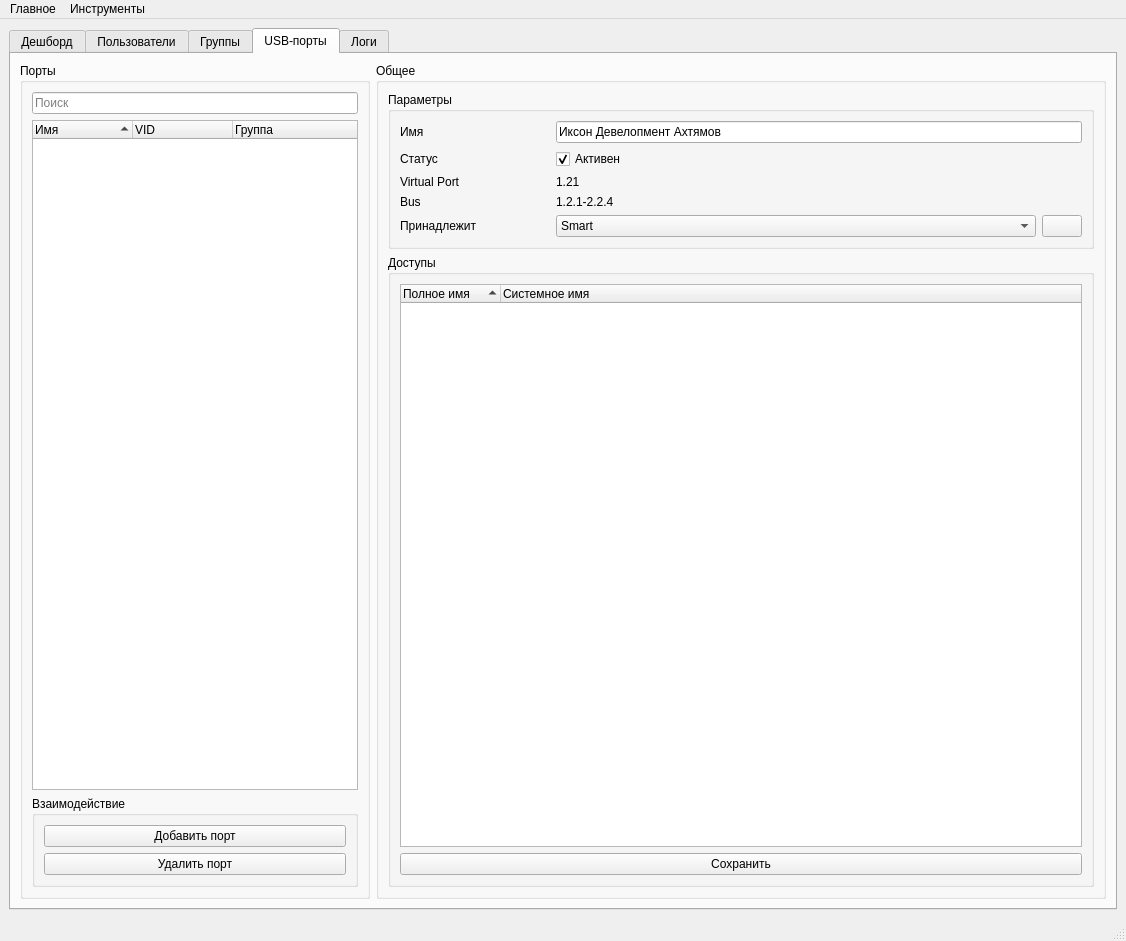
Above: hubm_admin_panel/ui/ui_main.ui from PrintLine512/hubM-Admin-Panel before the change. Below: the same form after it.
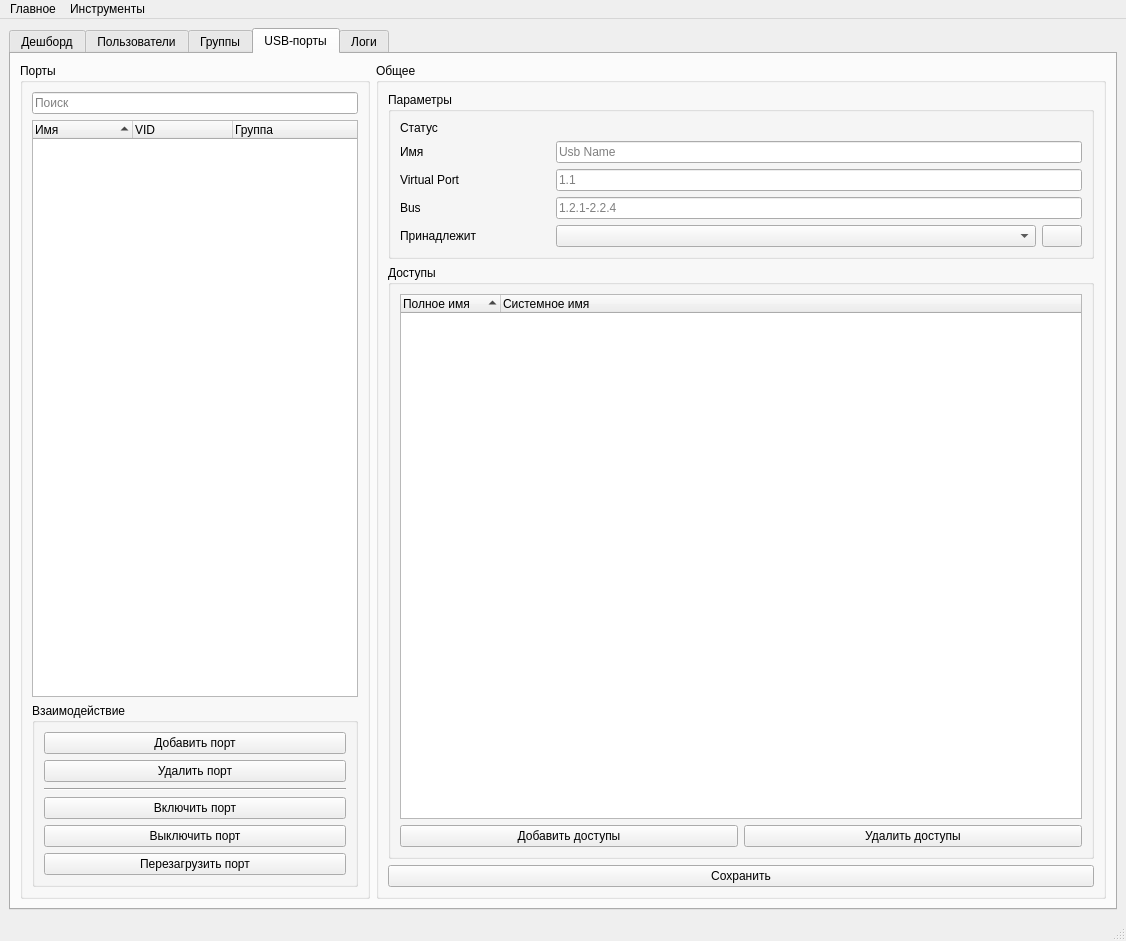
That is the form after the change. The open tabs and pages were chosen to show the change. Icons and pictures are not drawn.

The edit to the form file:
```diff
--- a/hubm_admin_panel/ui/ui_main.ui
+++ b/hubm_admin_panel/ui/ui_main.ui
@@ -1749,6 +1749,9 @@
                 <attribute name="headerShowSortIndicator" stdset="0">
                  <bool>true</bool>
                 </attribute>
+                <attribute name="headerStretchLastSection">
+                 <bool>true</bool>
+                </attribute>
                 <column>
                  <property name="text">
                   <string>Полное имя</string>
@@ -1761,12 +1764,26 @@
                 </column>
                </widget>
               </item>
-              <item row="1" column="0">
-               <widget class="QPushButton" name="btn_usb_save">
-                <property name="text">
-                 <string>Сохранить</string>
+              <item row="2" column="0">
+               <layout class="QHBoxLayout" name="horizontalLayout_2">
+                <property name="topMargin">
+                 <number>0</number>
                 </property>
-               </widget>
+                <item>
+                 <widget class="QPushButton" name="btn_usb_permission_add">
+                  <property name="text">
+                   <string>Добавить доступы</string>
+                  </property>
+                 </widget>
+                </item>
+                <item>
+                 <widget class="QPushButton" name="btn_usb_permission_remove">
+                  <property name="text">
+                   <string>Удалить доступы</string>
+                  </property>
+                 </widget>
+                </item>
+               </layout>
               </item>
              </layout>
             </widget>
@@ -1807,7 +1824,7 @@
               <bool>false</bool>
              </property>
              <layout class="QGridLayout" name="gridLayout_3">
-              <item row="0" column="0">
+              <item row="1" column="0">
                <widget class="QFrame" name="frame_11">
                 <layout class="QHBoxLayout" name="horizontalLayout_21">
                  <property name="leftMargin">
@@ -1844,14 +1861,17 @@
                     </sizepolicy>
                    </property>
                    <property name="text">
-                    <string>Иксон Девелопмент Ахтямов</string>
+                    <string/>
+                   </property>
+                   <property name="placeholderText">
+                    <string>Usb Name</string>
                    </property>
                   </widget>
                  </item>
                 </layout>
                </widget>
               </item>
-              <item row="3" column="0">
+              <item row="5" column="0">
                <widget class="QFrame" name="frame_10">
                 <layout class="QHBoxLayout" name="_2">
                  <property name="leftMargin">
@@ -1880,14 +1900,14 @@
                   </widget>
                  </item>
                  <item>
-                  <widget class="QLabel" name="lb_usb_bus">
-                   <property name="sizePolicy">
-                    <sizepolicy hsizetype="MinimumExpanding" vsizetype="Preferred">
-                     <horstretch>0</horstretch>
-                     <verstretch>0</verstretch>
-                    </sizepolicy>
+                  <widget class="QLineEdit" name="le_usb_bus">
+                   <property name="enabled">
+                    <bool>true</bool>
                    </property>
                    <property name="text">
+                    <string/>
+                   </property>
+                   <property name="placeholderText">
                     <string>1.2.1-2.2.4</string>
                    </property>
                   </widget>
@@ -1895,60 +1915,7 @@
                 </layout>
                </widget>
               </item>
-              <item row="1" column="0">
-               <widget class="QFrame" name="frame_5">
-                <layout class="QHBoxLayout" name="horizontalLayout_10">
-                 <property name="leftMargin">
-                  <number>0</number>
-                 </property>
-                 <property name="topMargin">
-                  <number>0</number>
-                 </property>
-                 <property name="rightMargin">
-                  <number>0</number>
-                 </property>
-                 <property name="bottomMargin">
-                  <number>0</number>
-                 </property>
-                 <item>
-                  <widget class="QLabel" name="label_4">
-                   <property name="sizePolicy">
-                    <sizepolicy hsizetype="Minimum" vsizetype="Preferred">
-                     <horstretch>0</horstretch>
-                     <verstretch>0</verstretch>
-                    </sizepolicy>
-                   </property>
-                   <property name="minimumSize">
-                    <size>
-                     <width>150</width>
-                     <height>0</height>
-                    </size>
-                   </property>
-                   <property name="text">
-                    <string>Статус</string>
-                   </property>
-                  </widget>
-                 </item>
-                 <item>
-                  <widget class="QCheckBox" name="cb_usb_active">
-                   <property name="sizePolicy">
-                    <sizepolicy hsizetype="MinimumExpanding" vsizetype="Preferred">
-                     <horstretch>0</horstretch>
-                     <verstretch>0</verstretch>
-                    </sizepolicy>
-                   </property>
-                   <property name="text">
-                    <string>Активен</string>
-                   </property>
-                   <property name="checked">
-                    <bool>true</bool>
-                   </property>
-                  </widget>
-                 </item>
-                </layout>
-               </widget>
-              </item>
-              <item row="4" column="0">
+              <item row="6" column="0">
                <widget class="QFrame" name="frame_6">
                 <layout class="QHBoxLayout" name="horizontalLayout_11">
                  <property name="leftMargin">
@@ -1984,21 +1951,9 @@
                      <verstretch>0</verstretch>
                     </sizepolicy>
                    </property>
-                   <item>
-                    <property name="text">
-                     <string>Smart</string>
-                    </property>
-                   </item>
-                   <item>
-                    <property name="text">
-                     <string>Unistroy-Region</string>
-                    </property>
-                   </item>
-                   <item>
-                    <property name="text">
-                     <string>USKStandart</string>
-                    </property>
-                   </item>
+                   <property name="currentText">
+                    <string/>
+                   </property>
                   </widget>
                  </item>
                  <item>
@@ -2014,7 +1969,7 @@
                 </layout>
                </widget>
               </item>
-              <item row="2" column="0">
+              <item row="4" column="0">
                <widget class="QFrame" name="frame_9">
                 <layout class="QHBoxLayout" name="horizontalLayout_18">
                  <property name="leftMargin">
@@ -2043,24 +1998,57 @@
                   </widget>
                  </item>
                  <item>
-                  <widget class="QLabel" name="lb_usb_virtual_port">
-                   <property name="sizePolicy">
-                    <sizepolicy hsizetype="MinimumExpanding" vsizetype="Preferred">
-                     <horstretch>0</horstretch>
-                     <verstretch>0</verstretch>
-                    </sizepolicy>
+                  <widget class="QLineEdit" name="le_usb_virtual_port">
+                   <property name="enabled">
+                    <bool>true</bool>
                    </property>
                    <property name="text">
-                    <string>1.21</string>
+                    <string/>
+                   </property>
+                   <property name="placeholderText">
+                    <string>1.1</string>
                    </property>
                   </widget>
                  </item>
                 </layout>
                </widget>
               </item>
+              <item row="0" column="0">
+               <layout class="QHBoxLayout" name="frame_usb_status">
+                <property name="topMargin">
+                 <number>0</number>
+                </property>
+                <item>
+                 <widget class="QLabel" name="label_4">
+                  <property name="sizePolicy">
+                   <sizepolicy hsizetype="Minimum" vsizetype="Preferred">
+                    <horstretch>0</horstretch>
+                    <verstretch>0</verstretch>
+                   </sizepolicy>
+                  </property>
+                  <property name="minimumSize">
+                   <size>
+                    <width>150</width>
+                    <height>0</height>
+                   </size>
+                  </property>
+                  <property name="text">
+                   <string>Статус</string>
+                  </property>
+                 </widget>
+                </item>
+               </layout>
+              </item>
              </layout>
             </widget>
            </item>
+           <item row="2" column="0">
+            <widget class="QPushButton" name="btn_usb_save">
+             <property name="text">
+              <string>Сохранить</string>
+             </property>
+            </widget>
+           </item>
           </layout>
          </widget>
         </item>
@@ -2129,6 +2117,34 @@
                 </property>
                </widget>
               </item>
+              <item>
+               <widget class="Line" name="line_2">
+                <property name="orientation">
+                 <enum>Qt::Orientation::Horizontal</enum>
+                </property>
+               </widget>
+              </item>
+              <item>
+               <widget class="QPushButton" name="btn_usb_start">
+                <property name="text">
+                 <string>Включить порт</string>
+                </property>
+               </widget>
+              </item>
+              <item>
+               <widget class="QPushButton" name="btn_usb_stop">
+                <property name="text">
+                 <string>Выключить порт</string>
+                </property>
+               </widget>
+              </item>
+              <item>
+               <widget class="QPushButton" name="btn_usb_restart">
+                <property name="text">
+                 <string>Перезагрузить порт</string>
+                </property>
+               </widget>
+              </item>
              </layout>
             </widget>
            </item>
```
Left out of the diff: 319 changed lines with no effect on the pictures.
